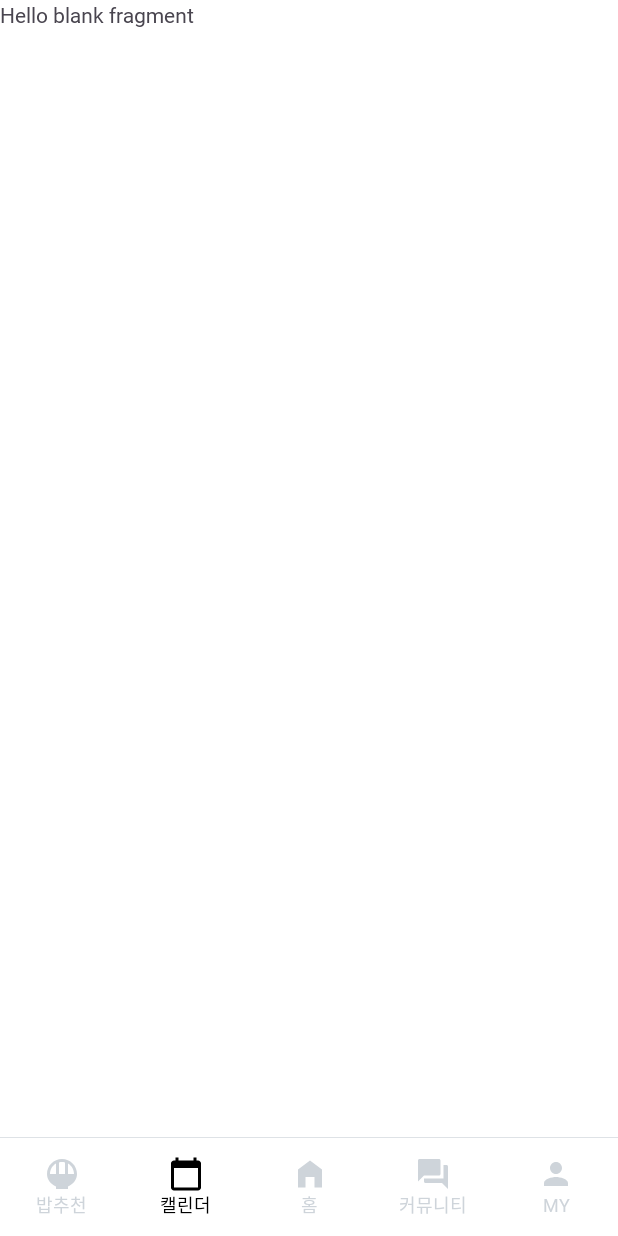
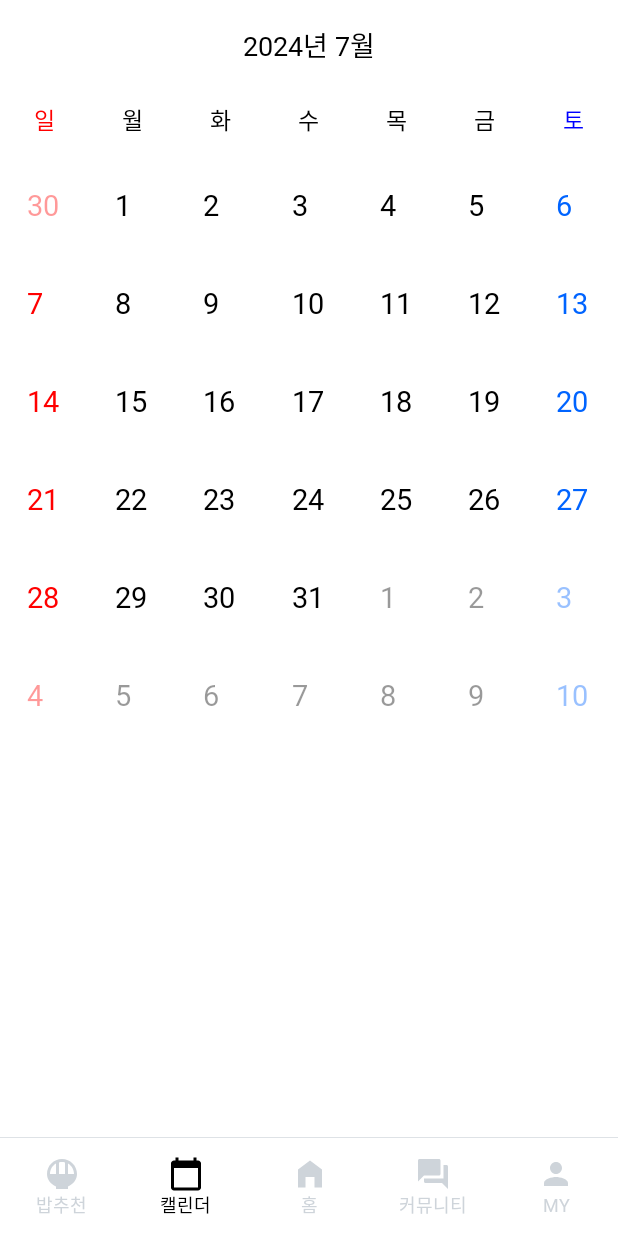
Before and after one commit to dgsw-us/us-android, an Android app: the screen it shows after launch (MainActivity), item 2 of the bottom bar chosen, on a phone screen of 412 x 824 dp. Run offline under Robolectric (Android 15) with nearby library versions, the phone set to English and light mode, and no system bars; pictures from the network do not load.

Commit message:
Feat: fragment_calendar view

```diff
--- a/presentation/src/main/java/kr/us/us_android/feature/calendar/CalendarFragment.kt
+++ b/presentation/src/main/java/kr/us/us_android/feature/calendar/CalendarFragment.kt
@@ -5,18 +5,53 @@ import androidx.fragment.app.Fragment
 import android.view.LayoutInflater
 import android.view.View
 import android.view.ViewGroup
+import androidx.recyclerview.widget.LinearLayoutManager
+import androidx.recyclerview.widget.PagerSnapHelper
+import androidx.recyclerview.widget.RecyclerView
+import kr.us.us_android.R
 import kr.us.us_android.databinding.FragmentCalendarBinding
 
-class CalendarFragment : Fragment() {
+class CalendarFragment : Fragment(R.layout.fragment_calendar) {
 
-    private lateinit var binding: FragmentCalendarBinding
+    private var _binding: FragmentCalendarBinding ?= null
+    private lateinit var recyclerView: RecyclerView
 
+    private val binding get() = _binding
     override fun onCreateView(
         inflater: LayoutInflater, container: ViewGroup?,
         savedInstanceState: Bundle?
-    ): View {
-        binding = FragmentCalendarBinding.inflate(inflater, container, false)
+    ): View? {
+        _binding = FragmentCalendarBinding.inflate(inflater, container, false)
 
-        return binding.root
+        val view = binding?.root
+
+        initView(_binding!!)
+        createData()
+
+        return view
+    }
+
+    private fun initView(binding: FragmentCalendarBinding) {
+        recyclerView = binding.calRecycler
+        var position: Int = Int.MAX_VALUE / 2
+
+        binding.calRecycler.layoutManager = LinearLayoutManager(context, LinearLayoutManager.HORIZONTAL, false)
+        binding.calRecycler.adapter = MonthAdapter()
+
+        //item의 위치 지정
+        binding.calRecycler.scrollToPosition(position)
+
+        //항목씩 스크롤 지정
+        val snap = PagerSnapHelper()
+        snap.attachToRecyclerView(binding.calRecycler)
+    }
+
+    private fun createData() {
+        binding?.calRecycler?.layoutManager = LinearLayoutManager(context, LinearLayoutManager.HORIZONTAL, false)
+    }
+
+    override fun onDestroyView() {
+        super.onDestroyView()
+        _binding = null
     }
 }
--- /dev/null
+++ b/presentation/src/main/java/kr/us/us_android/feature/calendar/DayAdapter.kt
@@ -0,0 +1,46 @@
+package kr.us.us_android.feature.calendar
+
+import android.view.LayoutInflater
+import android.view.View
+import android.view.ViewGroup
+import android.widget.TextView
+import androidx.core.content.ContextCompat
+import androidx.recyclerview.widget.RecyclerView
+import kr.us.us_android.R
+import java.util.Date
+
+class DayAdapter(val tempMonth:Int, val dayList: MutableList<Date>) : RecyclerView.Adapter<DayAdapter.DayView>() {
+    val ROW =6
+    class DayView(val layout: View): RecyclerView.ViewHolder(layout)
+
+    override fun onCreateViewHolder(parent: ViewGroup, viewType: Int): DayView {
+        var view = LayoutInflater.from(parent.context).inflate(R.layout.item_day,parent,false)
+
+        return DayView(view)
+    }
+
+    override fun onBindViewHolder(holder: DayView, position: Int) {
+
+        //초기화
+        var day_text: TextView = holder.layout.findViewById<TextView>(R.id.item_day_text)
+
+
+        //날짜 표시
+        day_text.text = dayList[position].date.toString()
+        if(tempMonth != dayList[position].month) {
+            day_text.alpha=0.4f
+        }
+
+        //토요일이면 파란색 || 일요일이면 빨간색으로 색상표시
+        if((position + 1) % 7 == 0) {
+            day_text.setTextColor(ContextCompat.getColor(holder.layout.context,R.color.primaryColor))
+        } else if (position == 0 || position % 7 == 0) {
+            day_text.setTextColor(ContextCompat.getColor(holder.layout.context,R.color.red))
+        }
+    }
+
+
+    override fun getItemCount(): Int {
+        return ROW*7
+    }
+}
--- /dev/null
+++ b/presentation/src/main/java/kr/us/us_android/feature/calendar/MonthAdapter.kt
@@ -0,0 +1,77 @@
+package kr.us.us_android.feature.calendar
+
+import android.view.LayoutInflater
+import android.view.View
+import android.view.ViewGroup
+import android.widget.Button
+import android.widget.TextView
+import androidx.recyclerview.widget.GridLayoutManager
+import androidx.recyclerview.widget.RecyclerView
+import kr.us.us_android.R
+import java.util.Calendar
+import java.util.Date
+
+class MonthAdapter: RecyclerView.Adapter<MonthAdapter.Month>() {
+    var calendar: Calendar = Calendar.getInstance()
+
+
+    override fun onCreateViewHolder(parent: ViewGroup, viewType: Int): Month {
+
+        val view = LayoutInflater.from(parent.context).inflate(R.layout.item_month,parent,false)
+        return Month(view)
+    }
+
+
+    override fun onBindViewHolder(holder: Month, position: Int) {
+
+
+        //리사이클러뷰 초기화
+        var list_layout: RecyclerView = holder.view.findViewById(R.id.month_recycler)
+
+
+        //달 구하기
+
+
+        calendar.time = Date() //현재 날짜 초기화
+        calendar.set(Calendar.DAY_OF_MONTH,1) //스크롤시 현재 월의 1일로 이동
+        calendar.add(Calendar.MONTH , position) //스크롤시 포지션 만큼 달이동
+
+        //title 텍스트 초기화
+        var title_text: TextView =  holder.view.findViewById(R.id.title)
+
+        //현재 날짜 출력
+        title_text.text = "${calendar.get(Calendar.YEAR)}년 ${calendar.get(Calendar.MONTH) + 1}월"
+
+        val tempMonth = calendar.get(Calendar.MONTH)
+
+        //일 구하기
+
+
+        //6주 7일로 날짜를 표시
+        var dayList: MutableList<Date> = MutableList(6 * 7 ) { Date() }
+
+        for(i in 0..5) { //주
+            for (k in 0..6) { //요일
+                //각 달의 요일만큼 캘린더에 보여진다
+                //요일 표시
+                calendar.add(Calendar.DAY_OF_MONTH, (1 - calendar.get(Calendar.DAY_OF_WEEK)) + k)
+                dayList[i * 7 + k] = calendar.time //배열 인덱스 만큼 요일 데이터 저장
+            }
+            //주 표시
+            calendar.add(Calendar.WEEK_OF_MONTH, 1)
+        }
+
+
+        list_layout.layoutManager = GridLayoutManager(holder.view.context,7)
+        list_layout.adapter = DayAdapter(tempMonth,dayList)
+    }
+
+
+
+
+    override fun getItemCount(): Int {
+        return Int.MAX_VALUE / 2
+    }
+
+    class Month(val view: View) : RecyclerView.ViewHolder(view)
+}
--- a/presentation/src/main/res/layout/fragment_calendar.xml
+++ b/presentation/src/main/res/layout/fragment_calendar.xml
@@ -3,12 +3,15 @@
     xmlns:tools="http://schemas.android.com/tools"
     android:layout_width="match_parent"
     android:layout_height="match_parent"
+    xmlns:app="http://schemas.android.com/apk/res-auto"
+    android:orientation="vertical"
+    android:id="@+id/calendar_layout"
+    android:background="@color/white"
     tools:context=".feature.calendar.CalendarFragment">
 
-    <!-- TODO: Update blank fragment layout -->
-    <TextView
+    <androidx.recyclerview.widget.RecyclerView
+        android:id="@+id/cal_recycler"
         android:layout_width="match_parent"
         android:layout_height="match_parent"
-        android:text="@string/hello_blank_fragment" />
-
+        app:layout_constraintTop_toBottomOf="@id/calendar_layout"/>
 </FrameLayout>
--- /dev/null
+++ b/presentation/src/main/res/layout/item_day.xml
@@ -0,0 +1,18 @@
+<LinearLayout xmlns:android="http://schemas.android.com/apk/res/android"
+    android:id="@+id/item_day_layout"
+    android:layout_width="match_parent"
+    android:layout_height="60dp"
+    android:layout_marginTop="5dp"
+    android:layout_marginEnd="5dp"
+    android:background="@color/white">
+
+    <androidx.appcompat.widget.AppCompatTextView
+        android:id="@+id/item_day_text"
+        android:layout_width="35dp"
+        android:layout_height="35dp"
+        android:textSize="19sp"
+        android:layout_marginTop="18dp"
+        android:text="9"
+        android:layout_marginStart="18dp"
+        android:textColor="@color/black"/>
+</LinearLayout>
--- /dev/null
+++ b/presentation/src/main/res/layout/item_month.xml
@@ -0,0 +1,106 @@
+<?xml version="1.0" encoding="utf-8"?>
+<androidx.constraintlayout.widget.ConstraintLayout xmlns:android="http://schemas.android.com/apk/res/android"
+    android:layout_width="match_parent"
+    android:layout_height="match_parent"
+    xmlns:app="http://schemas.android.com/apk/res-auto"
+    android:background="@color/white">
+
+
+    <!--현재 날짜-->
+    <androidx.appcompat.widget.AppCompatTextView
+        android:text="날짜"
+        android:layout_width="match_parent"
+        android:layout_height="60dp"
+        android:layout_weight="1"
+        android:padding="16dp"
+        android:textSize="18sp"
+        android:textColor="@color/black"
+        app:layout_constraintTop_toTopOf="parent"
+        app:layout_constraintLeft_toLeftOf="parent"
+        android:textAlignment="center"
+        android:id="@+id/title">
+
+    </androidx.appcompat.widget.AppCompatTextView>
+
+    <!--요일-->
+    <LinearLayout
+        android:layout_width="match_parent"
+        android:layout_height="40dp"
+        android:background="@color/white"
+        android:orientation="horizontal"
+        app:layout_constraintTop_toBottomOf="@id/title"
+        android:id="@+id/month_layout">
+
+        <androidx.appcompat.widget.AppCompatTextView
+            android:layout_width="0dp"
+            android:layout_height="match_parent"
+            android:layout_weight="1"
+            android:gravity="center"
+            android:text="일"
+            android:textSize="15sp"
+            android:textColor="#FF0000"/>
+
+        <androidx.appcompat.widget.AppCompatTextView
+            android:layout_width="0dp"
+            android:layout_height="match_parent"
+            android:layout_weight="1"
+            android:gravity="center"
+            android:text="월"
+            android:textColor="@color/black"
+            android:textSize="15sp" />
+
+        <androidx.appcompat.widget.AppCompatTextView
+            android:layout_width="0dp"
+            android:layout_height="match_parent"
+            android:layout_weight="1"
+            android:gravity="center"
+            android:text="화"
+            android:textColor="@color/black"
+            android:textSize="15sp" />
+
+        <androidx.appcompat.widget.AppCompatTextView
+            android:layout_width="0dp"
+            android:layout_height="match_parent"
+            android:layout_weight="1"
+            android:gravity="center"
+            android:text="수"
+            android:textColor="@color/black"
+            android:textSize="15sp" />
+
+        <androidx.appcompat.widget.AppCompatTextView
+            android:layout_width="0dp"
+            android:layout_height="match_parent"
+            android:layout_weight="1"
+            android:gravity="center"
+            android:text="목"
+            android:textColor="@color/black"
+            android:textSize="15sp" />
+
+        <androidx.appcompat.widget.AppCompatTextView
+            android:layout_width="0dp"
+            android:layout_height="match_parent"
+            android:layout_weight="1"
+            android:gravity="center"
+            android:text="금"
+            android:textColor="@color/black"
+            android:textSize="15sp" />
+
+        <androidx.appcompat.widget.AppCompatTextView
+            android:layout_width="0dp"
+            android:layout_height="match_parent"
+            android:layout_weight="1"
+            android:gravity="center"
+            android:text="토"
+            android:textSize="15sp"
+            android:textColor="#0000FF"/>
+    </LinearLayout>
+    <!--달력뷰-->
+
+    <!-- 요일이 보여질 리사이클러뷰-->
+    <androidx.recyclerview.widget.RecyclerView
+        android:layout_width="match_parent"
+        android:layout_height="550dp"
+        android:id="@+id/month_recycler"
+        app:layout_constraintTop_toBottomOf="@id/month_layout">
+    </androidx.recyclerview.widget.RecyclerView>
+</androidx.constraintlayout.widget.ConstraintLayout>
--- a/presentation/src/main/res/values/colors.xml
+++ b/presentation/src/main/res/values/colors.xml
@@ -27,4 +27,6 @@
     <!--    indicator-->
     <color name="indicator_inactive">@color/gray3</color>
     <color name="indicator_active">@color/black</color>
+
+    <color name="red">#FF0000</color>
 </resources>
```
